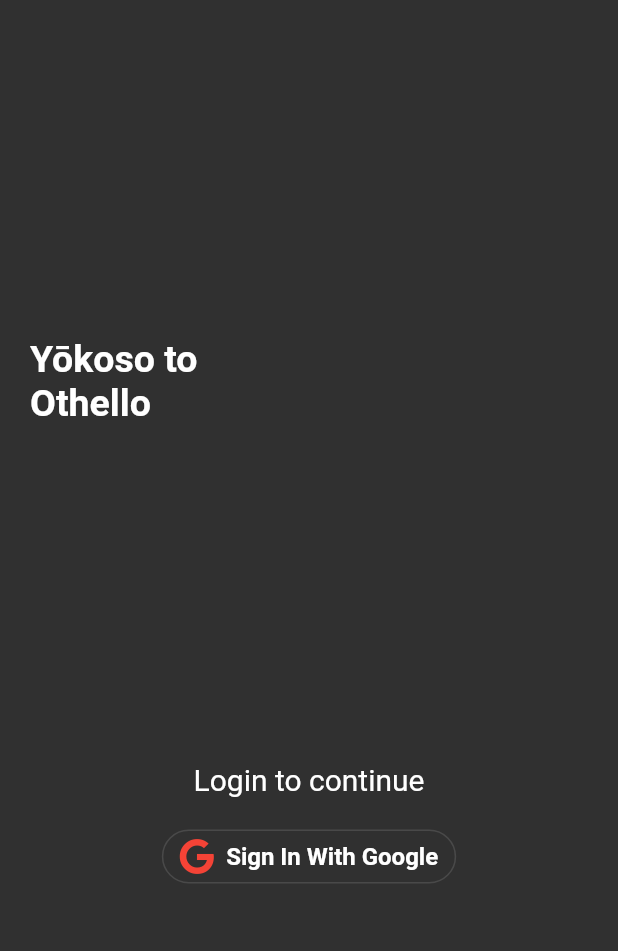
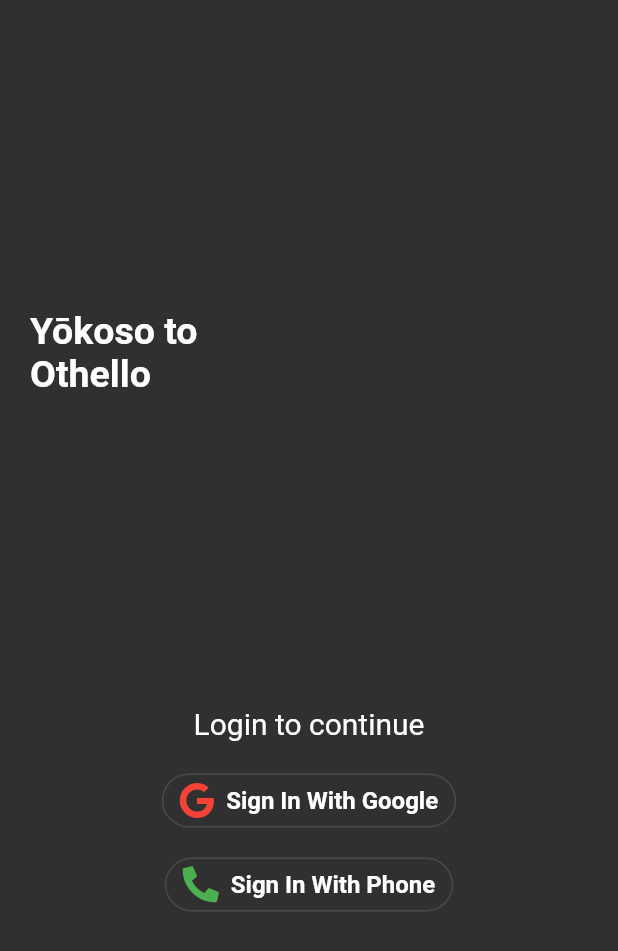
Before and after one commit to Raunakk02/Othello-flutter, a Flutter app: the screen it shows after launch, on a phone screen of 412 x 824 dp. Shown: the top 951 px of the screen. Run offline on Flutter 3.47's test engine with Material 2 defaults, Android fonts, the phone set to English and light mode, and no system bars; our stand-ins replace cached_network_image, firebase_auth, firebase_core, font_awesome_flutter, google_sign_in; accounts and stored records are empty.

Commit message:
added phone input screen

```diff
--- /dev/null
+++ b/lib/components/phone_signup_button.dart
@@ -0,0 +1,33 @@
+import 'package:flutter/material.dart';
+import 'package:font_awesome_flutter/font_awesome_flutter.dart';
+import 'package:othello/screens/phone_input_screen.dart';
+
+class PhonesignupButton extends StatelessWidget {
+  @override
+  Widget build(BuildContext context) {
+    return Container(
+      padding: EdgeInsets.all(4),
+      child: OutlinedButton.icon(
+        onPressed: () {
+          Navigator.of(context).pushNamed(PhoneInputScreen.routeName);
+        },
+        icon: FaIcon(
+          FontAwesomeIcons.phoneAlt,
+          color: Colors.green,
+        ),
+        label: Text(
+          'Sign In With Phone',
+          style: TextStyle(
+            fontWeight: FontWeight.bold,
+            fontSize: 16,
+          ),
+        ),
+        style: OutlinedButton.styleFrom(
+          shape: StadiumBorder(),
+          padding: EdgeInsets.symmetric(horizontal: 12, vertical: 6),
+          primary: Colors.white,
+        ),
+      ),
+    );
+  }
+}
--- a/lib/screens/signup_screen.dart
+++ b/lib/screens/signup_screen.dart
@@ -1,5 +1,7 @@
 import 'package:flutter/material.dart';
 import 'package:othello/components/google_signup_button.dart';
+import 'package:othello/components/phone_signup_button.dart';
+import 'package:othello/screens/phone_input_screen.dart';
 
 class SignUpScreen extends StatelessWidget {
   static const routeName = '/sign-up-screen';
@@ -34,6 +36,7 @@ class SignUpScreen extends StatelessWidget {
             height: 12,
           ),
           GoogleSignupButton(),
+          PhonesignupButton(),
           Spacer(),
         ],
       ),
--- a/lib/utils/globals.dart
+++ b/lib/utils/globals.dart
@@ -4,5 +4,5 @@ class Globals {
   static MediaQueryData? _mediaQueryData;
   static set mediaQueryData(MediaQueryData data) => _mediaQueryData = data;
   static double get screenWidth => _mediaQueryData?.size.width ?? 500;
-
+  static double get screenHeight => _mediaQueryData?.size.height ?? 500;
 }
--- a/lib/utils/routes.dart
+++ b/lib/utils/routes.dart
@@ -1,9 +1,11 @@
 import 'package:flutter/cupertino.dart';
 import 'package:othello/main.dart';
 import 'package:othello/screens/home_page.dart';
+import 'package:othello/screens/phone_input_screen.dart';
 import 'package:othello/screens/signup_screen.dart';
 
 final Map<String, Widget Function(BuildContext)> appRoutes = {
   '/': (_) => MainPage(),
   SignUpScreen.routeName: (_) => SignUpScreen(),
+  PhoneInputScreen.routeName: (_) => PhoneInputScreen(),
 };
```
Also changed, not shown: lib/screens/phone_input_screen.dart (added, +62 -0 lines), lib/screens/otp_screen.dart (added).
